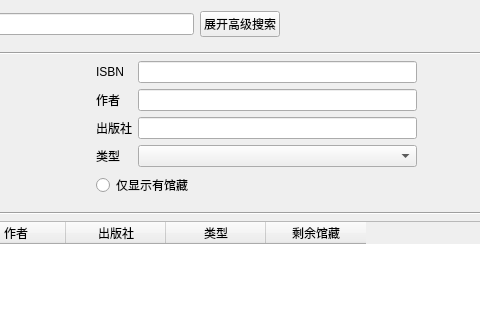
The window that ui/queryAndBorrow.ui (Fenejifen/sql-work) describes before a commit, drawn with Qt 5; both pictures show x 246 to 726 and y 0 to 320 of the 1005 by 719 pixel window.
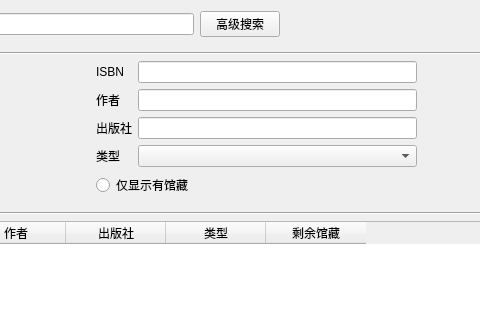
The same window after the commit.

Commit message: 增加了查询与借阅，图书管理，学生管理部分的高级搜索。

```diff
--- a/ui/queryAndBorrow.ui
+++ b/ui/queryAndBorrow.ui
@@ -42,7 +42,7 @@
            <item>
             <widget class="QPushButton" name="advancedSearchButton">
              <property name="text">
-              <string>展开高级搜索</string>
+              <string>高级搜索</string>
              </property>
             </widget>
            </item>
```
Left out of the diff: 18 changed lines with no effect on the pictures. The commit also changes 4 other files.
